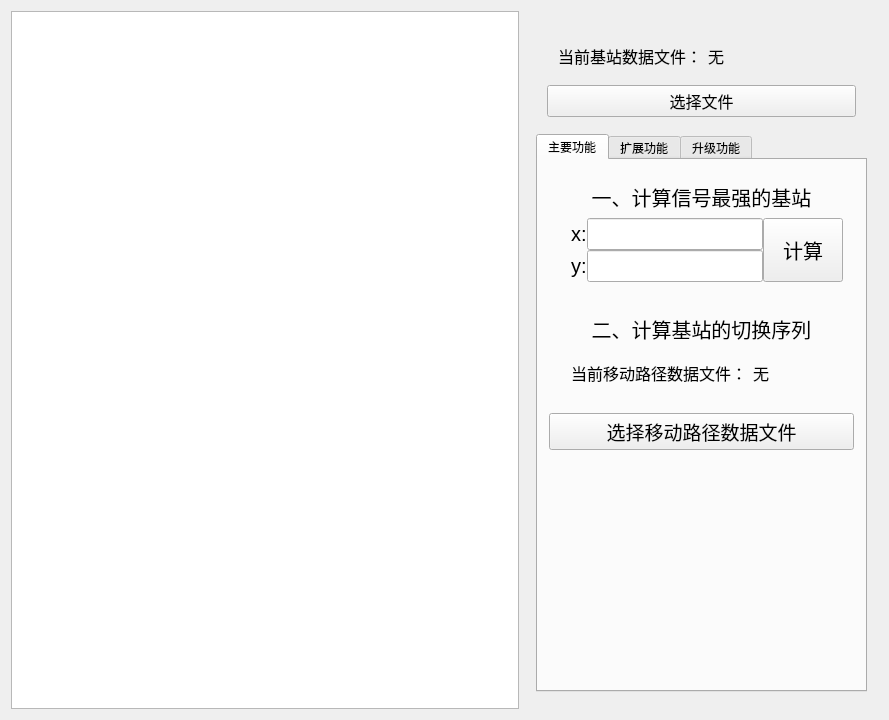
First picture: the form in CourseDesign.ui, repository Delerrr/Course-Project-Qt, before the edit.
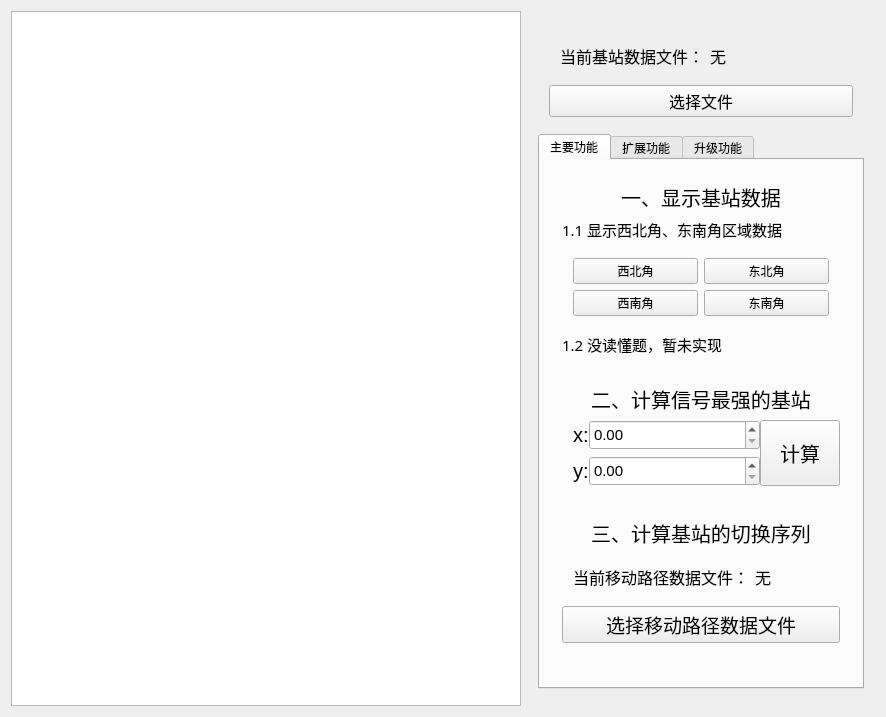
Second picture: the form after the edit.

Patch:
```diff
--- a/CourseDesign.ui
+++ b/CourseDesign.ui
@@ -6,8 +6,8 @@
    <rect>
     <x>0</x>
     <y>0</y>
-    <width>889</width>
-    <height>720</height>
+    <width>886</width>
+    <height>717</height>
    </rect>
   </property>
   <property name="windowTitle">
@@ -16,7 +16,7 @@
   <widget class="QWidget" name="centralWidget">
    <layout class="QGridLayout" name="gridLayout_5">
     <item row="0" column="3">
-     <widget class="QWidget" name="widget_8" native="true">
+     <widget class="QWidget" name="main_widegt" native="true">
       <layout class="QGridLayout" name="gridLayout_6">
        <item row="0" column="0">
         <widget class="QWidget" name="widget" native="true">
@@ -38,7 +38,12 @@
               </widget>
              </item>
              <item>
-              <widget class="QLabel" name="label_6">
+              <widget class="QLabel" name="fileName">
+               <property name="font">
+                <font>
+                 <family>Consolas</family>
+                </font>
+               </property>
                <property name="text">
                 <string>无</string>
                </property>
@@ -48,7 +53,7 @@
            </widget>
           </item>
           <item>
-           <widget class="QPushButton" name="pushButton_3">
+           <widget class="QPushButton" name="file_button">
             <property name="font">
              <font>
               <family>18thCentury</family>
@@ -79,32 +84,10 @@
            <string>主要功能</string>
           </attribute>
           <layout class="QGridLayout" name="gridLayout_3">
-           <item row="0" column="0">
+           <item row="1" column="0">
             <widget class="QWidget" name="widget_main_1" native="true">
              <layout class="QGridLayout" name="gridLayout_2">
-              <item row="0" column="0">
-               <widget class="QLabel" name="label_3">
-                <property name="font">
-                 <font>
-                  <family>楷体</family>
-                  <pointsize>15</pointsize>
-                 </font>
-                </property>
-                <property name="text">
-                 <string>一、计算信号最强的基站</string>
-                </property>
-                <property name="textFormat">
-                 <enum>Qt::AutoText</enum>
-                </property>
-                <property name="alignment">
-                 <set>Qt::AlignCenter</set>
-                </property>
-                <property name="margin">
-                 <number>0</number>
-                </property>
-               </widget>
-              </item>
-              <item row="1" column="0">
+              <item row="3" column="0">
                <widget class="QWidget" name="widget_6" native="true">
                 <layout class="QHBoxLayout" name="horizontalLayout_3">
                  <property name="spacing">
@@ -125,9 +108,6 @@
                  <item>
                   <widget class="QWidget" name="widget_5" native="true">
                    <layout class="QVBoxLayout" name="verticalLayout">
-                    <property name="spacing">
-                     <number>0</number>
-                    </property>
                     <property name="topMargin">
                      <number>0</number>
                     </property>
@@ -145,6 +125,12 @@
                         <verstretch>0</verstretch>
                        </sizepolicy>
                       </property>
+                      <property name="minimumSize">
+                       <size>
+                        <width>0</width>
+                        <height>30</height>
+                       </size>
+                      </property>
                       <property name="maximumSize">
                        <size>
                         <width>16777194</width>
@@ -180,27 +166,24 @@
                         </widget>
                        </item>
                        <item>
-                        <widget class="QLineEdit" name="lineEdit_x">
+                        <widget class="QDoubleSpinBox" name="doubleSpinBox_x">
                          <property name="sizePolicy">
                           <sizepolicy hsizetype="Expanding" vsizetype="Fixed">
                            <horstretch>0</horstretch>
                            <verstretch>0</verstretch>
                           </sizepolicy>
                          </property>
-                         <property name="maximumSize">
+                         <property name="minimumSize">
                           <size>
-                           <width>16777215</width>
-                           <height>16777215</height>
+                           <width>0</width>
+                           <height>30</height>
                           </size>
                          </property>
                          <property name="font">
                           <font>
-                           <pointsize>15</pointsize>
+                           <pointsize>11</pointsize>
                           </font>
                          </property>
-                         <property name="text">
-                          <string/>
-                         </property>
                         </widget>
                        </item>
                       </layout>
@@ -209,11 +192,17 @@
                     <item>
                      <widget class="QWidget" name="widget_4" native="true">
                       <property name="sizePolicy">
-                       <sizepolicy hsizetype="Fixed" vsizetype="Preferred">
+                       <sizepolicy hsizetype="Preferred" vsizetype="Preferred">
                         <horstretch>0</horstretch>
                         <verstretch>0</verstretch>
                        </sizepolicy>
                       </property>
+                      <property name="minimumSize">
+                       <size>
+                        <width>0</width>
+                        <height>30</height>
+                       </size>
+                      </property>
                       <layout class="QHBoxLayout" name="horizontalLayout_2">
                        <property name="spacing">
                         <number>0</number>
@@ -243,10 +232,22 @@
                         </widget>
                        </item>
                        <item>
-                        <widget class="QLineEdit" name="lineEdit_y">
+                        <widget class="QDoubleSpinBox" name="doubleSpinBox_y">
+                         <property name="sizePolicy">
+                          <sizepolicy hsizetype="Expanding" vsizetype="Fixed">
+                           <horstretch>0</horstretch>
+                           <verstretch>0</verstretch>
+                          </sizepolicy>
+                         </property>
+                         <property name="minimumSize">
+                          <size>
+                           <width>0</width>
+                           <height>30</height>
+                          </size>
+                         </property>
                          <property name="font">
                           <font>
-                           <pointsize>15</pointsize>
+                           <pointsize>11</pointsize>
                           </font>
                          </property>
                         </widget>
@@ -258,7 +259,7 @@
                   </widget>
                  </item>
                  <item>
-                  <widget class="QPushButton" name="main_1_button">
+                  <widget class="QPushButton" name="main_2_button">
                    <property name="sizePolicy">
                     <sizepolicy hsizetype="Minimum" vsizetype="Preferred">
                      <horstretch>0</horstretch>
@@ -279,10 +280,32 @@
                 </layout>
                </widget>
               </item>
+              <item row="2" column="0">
+               <widget class="QLabel" name="label_3">
+                <property name="font">
+                 <font>
+                  <family>楷体</family>
+                  <pointsize>15</pointsize>
+                 </font>
+                </property>
+                <property name="text">
+                 <string>二、计算信号最强的基站</string>
+                </property>
+                <property name="textFormat">
+                 <enum>Qt::AutoText</enum>
+                </property>
+                <property name="alignment">
+                 <set>Qt::AlignCenter</set>
+                </property>
+                <property name="margin">
+                 <number>0</number>
+                </property>
+               </widget>
+              </item>
              </layout>
             </widget>
            </item>
-           <item row="4" column="0">
+           <item row="5" column="0">
             <spacer name="verticalSpacer_2">
              <property name="orientation">
               <enum>Qt::Vertical</enum>
@@ -295,7 +318,7 @@
              </property>
             </spacer>
            </item>
-           <item row="2" column="0">
+           <item row="3" column="0">
             <widget class="QWidget" name="widget_main_2" native="true">
              <property name="sizePolicy">
               <sizepolicy hsizetype="Preferred" vsizetype="Preferred">
@@ -304,28 +327,6 @@
               </sizepolicy>
              </property>
              <layout class="QGridLayout" name="gridLayout">
-              <item row="0" column="0">
-               <widget class="QLabel" name="label_4">
-                <property name="sizePolicy">
-                 <sizepolicy hsizetype="Preferred" vsizetype="Preferred">
-                  <horstretch>0</horstretch>
-                  <verstretch>0</verstretch>
-                 </sizepolicy>
-                </property>
-                <property name="font">
-                 <font>
-                  <family>楷体</family>
-                  <pointsize>15</pointsize>
-                 </font>
-                </property>
-                <property name="text">
-                 <string>二、计算基站的切换序列</string>
-                </property>
-                <property name="alignment">
-                 <set>Qt::AlignCenter</set>
-                </property>
-               </widget>
-              </item>
               <item row="1" column="0">
                <widget class="QWidget" name="widget_10" native="true">
                 <property name="font">
@@ -344,6 +345,11 @@
                  </item>
                  <item>
                   <widget class="QLabel" name="main_2_label">
+                   <property name="font">
+                    <font>
+                     <family>Consolas</family>
+                    </font>
+                   </property>
                    <property name="text">
                     <string>无</string>
                    </property>
@@ -352,10 +358,51 @@
                 </layout>
                </widget>
               </item>
+              <item row="2" column="0">
+               <widget class="QPushButton" name="main_3_button">
+                <property name="sizePolicy">
+                 <sizepolicy hsizetype="Preferred" vsizetype="Preferred">
+                  <horstretch>0</horstretch>
+                  <verstretch>0</verstretch>
+                 </sizepolicy>
+                </property>
+                <property name="font">
+                 <font>
+                  <family>宋体</family>
+                  <pointsize>14</pointsize>
+                 </font>
+                </property>
+                <property name="text">
+                 <string>选择移动路径数据文件</string>
+                </property>
+               </widget>
+              </item>
+              <item row="0" column="0">
+               <widget class="QLabel" name="label_4">
+                <property name="sizePolicy">
+                 <sizepolicy hsizetype="Preferred" vsizetype="Preferred">
+                  <horstretch>0</horstretch>
+                  <verstretch>0</verstretch>
+                 </sizepolicy>
+                </property>
+                <property name="font">
+                 <font>
+                  <family>楷体</family>
+                  <pointsize>15</pointsize>
+                 </font>
+                </property>
+                <property name="text">
+                 <string>三、计算基站的切换序列</string>
+                </property>
+                <property name="alignment">
+                 <set>Qt::AlignCenter</set>
+                </property>
+               </widget>
+              </item>
              </layout>
             </widget>
            </item>
-           <item row="1" column="0">
+           <item row="2" column="0">
             <spacer name="verticalSpacer">
              <property name="orientation">
               <enum>Qt::Vertical</enum>
@@ -371,23 +418,92 @@
              </property>
             </spacer>
            </item>
-           <item row="3" column="0">
-            <widget class="QPushButton" name="main_2_button">
-             <property name="sizePolicy">
-              <sizepolicy hsizetype="Preferred" vsizetype="Preferred">
-               <horstretch>0</horstretch>
-               <verstretch>0</verstretch>
-              </sizepolicy>
-             </property>
-             <property name="font">
-              <font>
-               <family>宋体</family>
-               <pointsize>14</pointsize>
-              </font>
-             </property>
-             <property name="text">
-              <string>选择移动路径数据文件</string>
-             </property>
+           <item row="0" column="0">
+            <widget class="QWidget" name="widget_12" native="true">
+             <layout class="QVBoxLayout" name="verticalLayout_4">
+              <item>
+               <widget class="QLabel" name="label_10">
+                <property name="font">
+                 <font>
+                  <family>楷体</family>
+                  <pointsize>15</pointsize>
+                 </font>
+                </property>
+                <property name="text">
+                 <string>一、显示基站数据</string>
+                </property>
+                <property name="textFormat">
+                 <enum>Qt::AutoText</enum>
+                </property>
+                <property name="alignment">
+                 <set>Qt::AlignCenter</set>
+                </property>
+                <property name="margin">
+                 <number>0</number>
+                </property>
+               </widget>
+              </item>
+              <item>
+               <widget class="QLabel" name="label_9">
+                <property name="font">
+                 <font>
+                  <family>宋体</family>
+                  <pointsize>11</pointsize>
+                 </font>
+                </property>
+                <property name="text">
+                 <string>1.1 显示西北角、东南角区域数据</string>
+                </property>
+               </widget>
+              </item>
+              <item>
+               <widget class="QWidget" name="widget_11" native="true">
+                <layout class="QGridLayout" name="gridLayout_7">
+                 <item row="0" column="3">
+                  <widget class="QPushButton" name="main_1_button1">
+                   <property name="text">
+                    <string>东北角</string>
+                   </property>
+                  </widget>
+                 </item>
+                 <item row="1" column="3">
+                  <widget class="QPushButton" name="main_1_button3">
+                   <property name="text">
+                    <string>东南角</string>
+                   </property>
+                  </widget>
+                 </item>
+                 <item row="0" column="0">
+                  <widget class="QPushButton" name="main_1_button0">
+                   <property name="text">
+                    <string>西北角</string>
+                   </property>
+                  </widget>
+                 </item>
+                 <item row="1" column="0">
+                  <widget class="QPushButton" name="main_1_button2">
+                   <property name="text">
+                    <string>西南角</string>
+                   </property>
+                  </widget>
+                 </item>
+                </layout>
+               </widget>
+              </item>
+              <item>
+               <widget class="QLabel" name="label_11">
+                <property name="font">
+                 <font>
+                  <family>宋体</family>
+                  <pointsize>11</pointsize>
+                 </font>
+                </property>
+                <property name="text">
+                 <string>1.2 没读懂题，暂未实现</string>
+                </property>
+               </widget>
+              </item>
+             </layout>
             </widget>
            </item>
           </layout>
@@ -444,7 +560,7 @@
       </layout>
      </widget>
     </item>
-    <item row="0" column="1" rowspan="2" colspan="2">
+    <item row="0" column="0" rowspan="2" colspan="2">
      <widget class="QTextBrowser" name="textBrowser"/>
     </item>
    </layout>
```
